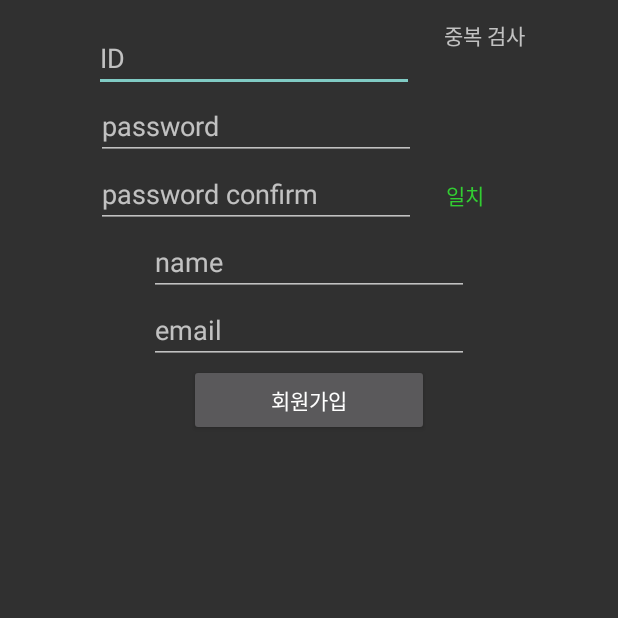
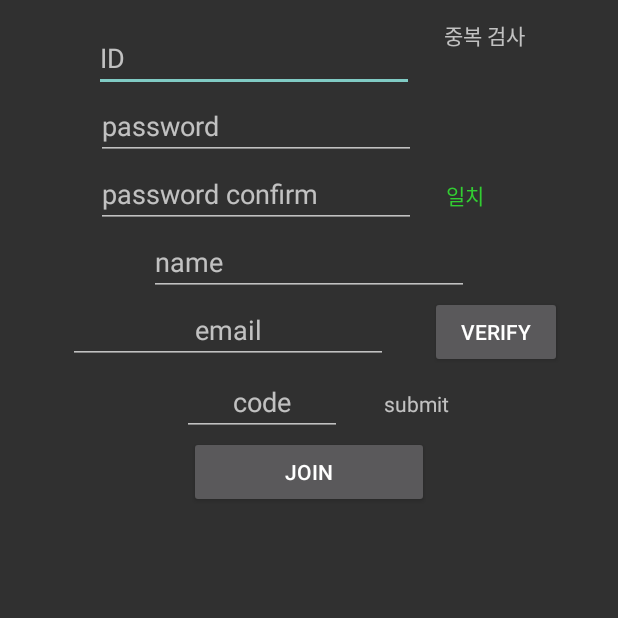
Before and after one commit to lle21cen/MoonLight, an Android app: the RegisterActivity screen opened directly, with no data from a screen before it, after a tap on "중복 검사", on a phone screen of 412 x 824 dp, the top half of it. Run offline under Robolectric (Android 15) with nearby library versions, the phone set to English and light mode, and no system bars; our stand-ins replace Volley; network calls fail; 3 other taps on this screen came first.

Commit message:
User email verification

```diff
--- a/app/src/main/java/org/techtown/ideaconcert/IDDuplicationCheck.java
+++ /dev/null
@@ -1,24 +0,0 @@
-package org.techtown.ideaconcert;
-
-import com.android.volley.Response;
-import com.android.volley.toolbox.StringRequest;
-
-import java.util.HashMap;
-import java.util.Map;
-
-public class IDDuplicationCheck extends StringRequest{
-    private Map<String, String> parameters;
-
-    public IDDuplicationCheck(int method, String url, Response.Listener<String> listener, Response.ErrorListener errorListener) {
-        super(method, url, listener, errorListener);
-    }
-
-    public void setUserID(String userID) {
-        parameters = new HashMap<>();
-        parameters.put("userID", userID);
-    }
-
-    public Map<String, String> getParams() {
-        return parameters;
-    }
-}
--- /dev/null
+++ b/app/src/main/java/org/techtown/ideaconcert/IdAndEmailCheck.java
@@ -0,0 +1,33 @@
+package org.techtown.ideaconcert;
+
+import com.android.volley.Response;
+import com.android.volley.toolbox.StringRequest;
+
+import java.util.HashMap;
+import java.util.Map;
+
+public class IdAndEmailCheck extends StringRequest{
+    private Map<String, String> parameters;
+
+    public IdAndEmailCheck(int method, String url, Response.Listener<String> listener, Response.ErrorListener errorListener) {
+        super(method, url, listener, errorListener);
+    }
+
+    public void checkUserID(String userID) {
+        parameters = new HashMap<>();
+        parameters.put("userID", userID);
+    }
+
+    public void sendUserEmail(String userEmail) {
+        parameters = new HashMap<>();
+        parameters.put("userEmail", userEmail);
+    }
+
+    public void sendUserCode(String userCode) {
+        parameters = new HashMap<>();
+        parameters.put("userCode", userCode);
+    }
+    public Map<String, String> getParams() {
+        return parameters;
+    }
+}
--- a/app/src/main/java/org/techtown/ideaconcert/RegisterActivity.java
+++ b/app/src/main/java/org/techtown/ideaconcert/RegisterActivity.java
@@ -1,7 +1,6 @@
 package org.techtown.ideaconcert;
 
 import android.content.DialogInterface;
-import android.content.Intent;
 import android.graphics.Color;
 import android.os.Bundle;
 import android.support.v7.app.AlertDialog;
@@ -12,6 +11,7 @@ import android.util.Log;
 import android.view.View;
 import android.widget.Button;
 import android.widget.EditText;
+import android.widget.LinearLayout;
 import android.widget.TextView;
 import android.widget.Toast;
 
@@ -27,11 +27,18 @@ public class RegisterActivity extends AppCompatActivity {
 
     final static private String RegisterURL = "http://lle21cen.cafe24.com/Register.php";
     final static private String dupCheckURL = "http://lle21cen.cafe24.com/DupCheck.php";
+    final static private String emailCertificationURL = "http://lle21cen.cafe24.com/EmailCertification.php";
 
     EditText idText, passwordText, passwordConfirm;
     TextView dupCheck, passwordCheck, passwordConfirmCheck;
     String passwd1, passwd2;
     boolean isPasswordAvailable = false, isIdAvailable = false;
+
+    // For email verification.
+    Button emailVerifyBtn;
+    EditText emailCode;
+    TextView emailCodeSubmitBtn;
+    LinearLayout emailLayout;
 
     final int REGISTER_SUCCESS = 97;
 
@@ -51,9 +58,7 @@ public class RegisterActivity extends AppCompatActivity {
         passwordConfirmCheck = (TextView) findViewById(R.id.passwordConfirmCheck);
 
         Button registerButton = (Button) findViewById(R.id.button);
-
         formAvailabilityTest();
-
         registerButton.setOnClickListener(new View.OnClickListener() {
             @Override
             public void onClick(View v) {
@@ -66,17 +71,14 @@ public class RegisterActivity extends AppCompatActivity {
                     if (userId.isEmpty()) {
                         idText.requestFocus();
                         return;
-                    }
-                    else if (userPassword.isEmpty()) {
+                    } else if (userPassword.isEmpty()) {
                         passwordText.requestFocus();
                         return;
-                    }
-                    else if (userName.isEmpty()) {
+                    } else if (userName.isEmpty()) {
                         nameText.requestFocus();
                         Toast.makeText(RegisterActivity.this, "Write ID you want.", Toast.LENGTH_SHORT).show();
                         return;
-                    }
-                    else if (userEmail.isEmpty()) {
+                    } else if (userEmail.isEmpty()) {
                         Toast.makeText(RegisterActivity.this, "Write your e-mail", Toast.LENGTH_SHORT).show();
                         emailText.requestFocus();
                         return;
@@ -155,6 +157,73 @@ public class RegisterActivity extends AppCompatActivity {
                 isIdAvailable = false;
             }
         });
+
+        // For email verification.
+        emailLayout = findViewById(R.id.linear5);
+        emailCode = findViewById(R.id.email_verify_code);
+        emailCodeSubmitBtn = findViewById(R.id.email_code_submit_btn);
+        emailVerifyBtn = findViewById(R.id.email_verify_btn);
+        emailVerifyBtn.setOnClickListener(new View.OnClickListener() {
+            @Override
+            public void onClick(View v) {
+                // if (Email is suitable)
+                emailLayout.setVisibility(View.VISIBLE);
+
+                // set 5 minute timer
+
+                // Send verification code to user's email
+                Response.Listener<String> responseListener = new Response.Listener<String>() {
+                    @Override
+                    public void onResponse(String response) {
+                        try {
+                            JSONObject jsonResponse = new JSONObject(response);
+                            AlertDialog.Builder builder = new AlertDialog.Builder(RegisterActivity.this);
+                            builder.setMessage("We send a verification number to your e-mail.\nPlease Submit the code in 5 minute").setCancelable(false)
+                                    .setPositiveButton("확인", null).create().show();
+                        } catch (Exception e) {
+                            Log.d("Email check error", e.getMessage());
+                        }
+                    }
+                };
+                IdAndEmailCheck idAndEmailCheck = new IdAndEmailCheck(Request.Method.POST, emailCertificationURL, responseListener, null);
+//                String userEmail = emailText.getText().toString();
+                String userEmail = "lle21cen@naver.com"; // 테스트용
+                idAndEmailCheck.sendUserEmail(userEmail);
+                RequestQueue requestQueue = Volley.newRequestQueue(RegisterActivity.this);
+                requestQueue.add(idAndEmailCheck);
+            }
+        });
+        emailCodeSubmitBtn.setOnClickListener(new View.OnClickListener() {
+            @Override
+            public void onClick(View v) {
+                Toast.makeText(RegisterActivity.this, "clicked!", Toast.LENGTH_SHORT).show();
+                Response.Listener<String> responseListener = new Response.Listener<String>() {
+                    @Override
+                    public void onResponse(String response) {
+                        try {
+                            JSONObject jsonResponse = new JSONObject(response);
+                            boolean verification = jsonResponse.getBoolean("verification");
+                            Toast.makeText(RegisterActivity.this, ""+verification, Toast.LENGTH_SHORT).show();
+
+                            if (verification) {
+                                emailCodeSubmitBtn.setText(getString(R.string.verified));
+                                emailCodeSubmitBtn.setTextColor(Color.parseColor("#32cd32"));
+                            } else {
+                                Toast.makeText(RegisterActivity.this, "기회 몇 번?", Toast.LENGTH_SHORT).show();
+                                emailCode.requestFocus();
+                            }
+                        } catch (Exception e) {
+                            Log.d("code check error", e.getMessage());
+                        }
+                    }
+                };
+                IdAndEmailCheck idAndEmailCheck = new IdAndEmailCheck(Request.Method.POST, emailCertificationURL, responseListener, null);
+                String userCode = emailCode.getText().toString();
+                idAndEmailCheck.sendUserCode(userCode);
+                RequestQueue requestQueue = Volley.newRequestQueue(RegisterActivity.this);
+                requestQueue.add(idAndEmailCheck);
+            }
+        });
     }
 
     public void dupCheck(View v) {
@@ -183,11 +252,11 @@ public class RegisterActivity extends AppCompatActivity {
                 }
             }
         };
-        IDDuplicationCheck idDuplicationCheck = new IDDuplicationCheck(Request.Method.POST, dupCheckURL, responseListener, null);
+        IdAndEmailCheck idAndEmailCheck = new IdAndEmailCheck(Request.Method.POST, dupCheckURL, responseListener, null);
         String userID = idText.getText().toString();
-        idDuplicationCheck.setUserID(userID);
+        idAndEmailCheck.checkUserID(userID);
         RequestQueue requestQueue = Volley.newRequestQueue(RegisterActivity.this);
-        requestQueue.add(idDuplicationCheck);
+        requestQueue.add(idAndEmailCheck);
     }
 
     public void formAvailabilityTest() {
--- a/app/src/main/res/layout/activity_regist.xml
+++ b/app/src/main/res/layout/activity_regist.xml
@@ -24,16 +24,16 @@
             android:layout_marginTop="16dp"
             android:ems="10"
             android:hint="@string/identification"
+            android:inputType="textVisiblePassword"
             android:maxLength="20"
-            android:inputType="textVisiblePassword"
             app:layout_constraintTop_toTopOf="parent" />
 
         <TextView
             android:id="@+id/dupCheckButton"
-            android:onClick="dupCheck"
             android:layout_width="wrap_content"
             android:layout_height="wrap_content"
             android:layout_marginLeft="20dp"
+            android:onClick="dupCheck"
             android:text="중복 검사" />
     </LinearLayout>
 
@@ -56,8 +56,8 @@
             android:layout_height="wrap_content"
             android:ems="10"
             android:hint="@string/password"
-            android:maxLength="20"
-            android:inputType="textPassword" />
+            android:inputType="textPassword"
+            android:maxLength="20" />
 
         <TextView
             android:id="@+id/passwordCheck"
@@ -86,10 +86,10 @@
             android:id="@+id/regist_pwd_confirm"
             android:layout_width="wrap_content"
             android:layout_height="wrap_content"
-            android:maxLength="20"
             android:ems="10"
             android:hint="@string/password_confirm"
-            android:inputType="textPassword" />
+            android:inputType="textPassword"
+            android:maxLength="20" />
 
         <TextView
             android:id="@+id/passwordConfirmCheck"
@@ -98,7 +98,7 @@
             android:layout_marginLeft="20dp"
             android:layout_marginRight="25dp"
             android:text="일치"
-            android:textColor="#32cd32"/>
+            android:textColor="#32cd32" />
     </LinearLayout>
 
     <EditText
@@ -114,18 +114,70 @@
         app:layout_constraintStart_toStartOf="parent"
         app:layout_constraintTop_toBottomOf="@+id/linear3" />
 
-    <EditText
-        android:id="@+id/regist_email"
+
+    <LinearLayout
+        android:id="@+id/linear4"
         android:layout_width="wrap_content"
         android:layout_height="wrap_content"
+        android:layout_gravity="center_horizontal"
         android:layout_marginEnd="8dp"
         android:layout_marginStart="8dp"
-        android:ems="10"
-        android:hint="@string/email"
-        android:inputType="textEmailAddress"
+        android:orientation="horizontal"
         app:layout_constraintEnd_toEndOf="parent"
         app:layout_constraintStart_toStartOf="parent"
-        app:layout_constraintTop_toBottomOf="@id/regist_name" />
+        app:layout_constraintTop_toBottomOf="@+id/regist_name" >
+
+        <EditText
+            android:id="@+id/regist_email"
+            android:layout_width="wrap_content"
+            android:layout_height="wrap_content"
+            android:layout_marginEnd="8dp"
+            android:layout_marginStart="8dp"
+            android:ems="10"
+            android:hint="@string/email"
+            android:textAlignment="center"
+            android:inputType="textEmailAddress"/>
+
+        <Button
+            android:id="@+id/email_verify_btn"
+            android:layout_width="wrap_content"
+            android:layout_height="wrap_content"
+            android:layout_marginLeft="20dp"
+            android:text="verify" />
+    </LinearLayout>
+
+    <LinearLayout
+        android:id="@+id/linear5"
+        android:visibility="gone"
+        android:layout_width="wrap_content"
+        android:layout_height="wrap_content"
+        android:layout_gravity="center_horizontal"
+        android:layout_marginEnd="8dp"
+        android:layout_marginStart="8dp"
+        android:orientation="horizontal"
+        app:layout_constraintEnd_toEndOf="parent"
+        app:layout_constraintStart_toStartOf="parent"
+        app:layout_constraintTop_toBottomOf="@+id/linear4" >
+
+        <EditText
+            android:id="@+id/email_verify_code"
+            android:layout_width="wrap_content"
+            android:layout_height="wrap_content"
+            android:layout_marginEnd="8dp"
+            android:layout_marginStart="8dp"
+            android:ems="5"
+            android:hint="@string/code"
+            android:textAlignment="center"
+            android:inputType="numberDecimal"/>
+
+        <TextView
+            android:id="@+id/email_code_submit_btn"
+            android:layout_width="wrap_content"
+            android:layout_height="wrap_content"
+            android:layout_marginLeft="20dp"
+            android:onClick="dupCheck"
+            android:text="@string/submit" />
+    </LinearLayout>
 
     <Button
         android:id="@+id/button"
@@ -134,9 +186,9 @@
         android:layout_marginEnd="8dp"
         android:layout_marginStart="8dp"
         android:ems="10"
-        android:text="회원가입"
+        android:text="join"
         app:layout_constraintEnd_toEndOf="parent"
         app:layout_constraintStart_toStartOf="parent"
-        app:layout_constraintTop_toBottomOf="@id/regist_email" />
+        app:layout_constraintTop_toBottomOf="@id/linear5" />
 
 </android.support.constraint.ConstraintLayout>
--- a/app/src/main/res/values/strings.xml
+++ b/app/src/main/res/values/strings.xml
@@ -7,4 +7,7 @@
     <string name="password_confirm">password confirm</string>
     <string name="email">email</string>
     <string name="name">name</string>
+    <string name="submit">submit</string>
+    <string name="code">code</string>
+    <string name="verified">verified</string>
 </resources>
```
